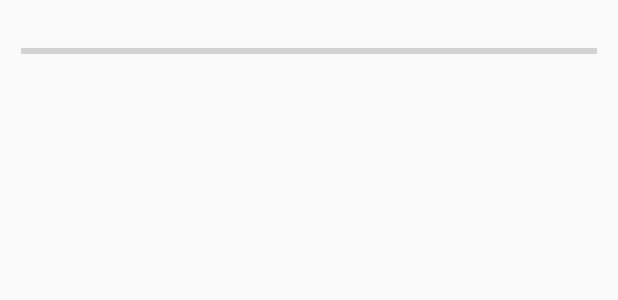
After one commit to quanyan963/AngelAnime, an Android app: the layout remoteview_main.xml on its own in the app's theme, with its tools: preview values and no code run, on a phone screen of 412 x 824 dp. The commit adds this screen. Shown: the top 300 px of the screen. Run offline under Robolectric (Android 15) with nearby library versions, the phone set to English and light mode, and no system bars.

Commit message:
初步实现下载，有待优化

```diff
--- a/app/build.gradle
+++ b/app/build.gradle
@@ -36,6 +36,8 @@ dependencies {
     androidTestImplementation 'com.android.support.test.espresso:espresso-core:3.0.2'
     //okgo
     compile 'com.lzy.net:okgo:3.0.4'
+    compile 'com.lzy.net:okserver:2.0.5'
+
     compile 'io.reactivex.rxjava2:rxjava:2.1.0'
     //黄油刀
     compile 'com.google.dagger:dagger:2.0.2'
--- a/app/src/main/AndroidManifest.xml
+++ b/app/src/main/AndroidManifest.xml
@@ -43,6 +43,8 @@
         <activity android:name=".search.SearchActivity"
             android:configChanges="layoutDirection|locale"
             android:screenOrientation="portrait"/>
+
+        <service android:name=".service.DownloadService"/>
     </application>
 
 </manifest>
--- a/app/src/main/java/com/tsdm/angelanime/application/MyApplication.java
+++ b/app/src/main/java/com/tsdm/angelanime/application/MyApplication.java
@@ -6,6 +6,7 @@ import android.content.Context;
 import android.os.Environment;
 
 import com.lzy.okgo.OkGo;
+import com.lzy.okserver.OkDownload;
 import com.nostra13.universalimageloader.cache.disc.impl.UnlimitedDiskCache;
 import com.nostra13.universalimageloader.cache.disc.naming.Md5FileNameGenerator;
 import com.nostra13.universalimageloader.core.ImageLoader;
@@ -29,8 +30,10 @@ public class MyApplication extends Application {
     private List<Activity> mActivityList;
     private static AppComponent mAppComponent;
     private static String path = Environment.getExternalStorageDirectory().getPath() + "/tsdm";
+    private static String downloadPath = path + "/download";
     private static File file;
     private static ImageLoaderConfiguration config;
+    private OkDownload okDownload;
 
     @Override
     public void onCreate() {
@@ -41,6 +44,9 @@ public class MyApplication extends Application {
             sInstance = this;
         }
         mActivityList = new ArrayList<>();
+        okDownload = OkDownload.getInstance();
+        okDownload.setFolder(downloadPath);
+        okDownload.getThreadPool().setCorePoolSize(3);
     }
 
     public static ImageLoader getImageLoader(Context context) {
--- a/app/src/main/java/com/tsdm/angelanime/introduction/mvp/IntroductionContract.java
+++ b/app/src/main/java/com/tsdm/angelanime/introduction/mvp/IntroductionContract.java
@@ -1,8 +1,11 @@
 package com.tsdm.angelanime.introduction.mvp;
+
+import android.content.Context;
 
 import com.tsdm.angelanime.base.BasePresenter;
 import com.tsdm.angelanime.base.BaseView;
 import com.tsdm.angelanime.bean.VideoState;
+import com.tsdm.angelanime.widget.listener.WebResponseListener;
 
 /**
  * Created by Mr.Quan on 2018/12/10.
@@ -15,5 +18,7 @@ public interface IntroductionContract {
 
     interface Presenter extends BasePresenter<View> {
         VideoState geVideoState();
+
+        void download(Context context, String url, WebResponseListener listener);
     }
 }
--- a/app/src/main/java/com/tsdm/angelanime/model/DataManagerModel.java
+++ b/app/src/main/java/com/tsdm/angelanime/model/DataManagerModel.java
@@ -110,6 +110,11 @@ public class DataManagerModel implements DBHelper,PreferencesHelper,NetHelper,Op
     }
 
     @Override
+    public Flowable<Integer> download(String url, WebResponseListener listener) {
+        return mNetHelper.download(url, listener);
+    }
+
+    @Override
     public void insertTopEight(List<TopEight> value) {
         mDBDbHelper.insertTopEight(value);
     }
--- a/app/src/main/java/com/tsdm/angelanime/model/net/NetHelper.java
+++ b/app/src/main/java/com/tsdm/angelanime/model/net/NetHelper.java
@@ -36,4 +36,5 @@ public interface NetHelper {
 
     Flowable<String> submit(CommentInput data,  WebResponseListener listener);
 
+    Flowable<Integer> download(String url, WebResponseListener listener);
 }
--- a/app/src/main/java/com/tsdm/angelanime/utils/Constants.java
+++ b/app/src/main/java/com/tsdm/angelanime/utils/Constants.java
@@ -26,5 +26,6 @@ public class Constants {
     public static final String AMERICA_URL = "/meiju/";
     public static final String INTRO = "INTRO";
     public static final String REPLY = "REPLY";
+    public static final String DOWNLOADTASK = "download_task";
     public static final String NOT_FOUND = "找不到网页";
 }
--- /dev/null
+++ b/app/src/main/res/layout/remoteview_main.xml
@@ -0,0 +1,36 @@
+<?xml version="1.0" encoding="utf-8"?>
+<RelativeLayout xmlns:android="http://schemas.android.com/apk/res/android"
+    android:layout_width="match_parent"
+    android:layout_height="wrap_content"
+    xmlns:app="http://schemas.android.com/apk/res-auto">
+
+    <TextView
+        android:id="@+id/tv_remote_title"
+        style="@style/main_tv"
+        android:layout_marginLeft="@dimen/dp_16_x"
+        android:layout_marginTop="@dimen/dp_8_y"
+        app:layout_constraintLeft_toLeftOf="parent"
+        app:layout_constraintTop_toTopOf="parent" />
+    <RelativeLayout
+        android:layout_width="match_parent"
+        android:layout_height="wrap_content"
+        android:layout_below="@+id/tv_remote_title"
+        app:layout_constraintTop_toBottomOf="@+id/tv_remote_title">
+        <ImageView
+            android:id="@+id/iv_remote_start"
+            android:layout_width="wrap_content"
+            android:layout_height="wrap_content"
+            android:layout_marginLeft="@dimen/dp_16_x"
+            android:layout_centerVertical="true" />
+        <ProgressBar
+            android:id="@+id/pb_download"
+            android:layout_width="match_parent"
+            android:layout_height="wrap_content"
+            android:layout_marginRight="@dimen/dp_16_x"
+            android:layout_toRightOf="@+id/iv_remote_start"
+            style="@style/Widget.AppCompat.ProgressBar.Horizontal"
+            android:layout_centerVertical="true"
+            android:max="100"/>
+    </RelativeLayout>
+
+</RelativeLayout>
--- a/app/src/main/res/values/strings.xml
+++ b/app/src/main/res/values/strings.xml
@@ -26,4 +26,6 @@
     <string name="delete_complete">缓存数据已清除</string>
     <string name="baidu_download">百度云盘</string>
     <string name="torrent_download">种子下载</string>
+    <string name="start">开始下载</string>
+    <string name="complete">下载完成！</string>
 </resources>
```
Also changed, not shown: app/src/main/java/com/tsdm/angelanime/introduction/IntroductionFragment.java (+13 -2 lines), app/src/main/java/com/tsdm/angelanime/introduction/mvp/IntroductionPresenter.java (+87 -0 lines), app/src/main/java/com/tsdm/angelanime/model/net/NetHelperImpl.java (+39 -1 lines), app/src/main/java/com/tsdm/angelanime/service/DownloadInterface.java (added, +13 -0 lines), app/src/main/java/com/tsdm/angelanime/service/DownloadService.java (added, +77 -0 lines), app/src/main/res/drawable/download.xml (added, +21 -0 lines).
